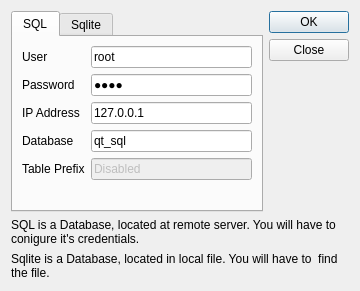
This is accounting_sql/dialog_selectdb.ui in streamx3/ltr-acc as Qt 5 draws it before an edit. The edited form follows.
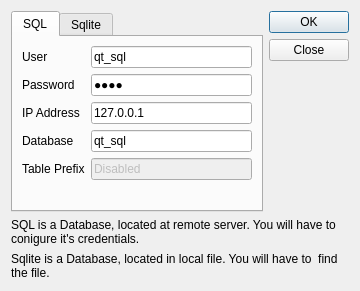
This is the edited form. Icons and pictures are not drawn.

Commit message: * Corrcted exit logic

What changed in the file:
```diff
--- a/accounting_sql/dialog_selectdb.ui
+++ b/accounting_sql/dialog_selectdb.ui
@@ -70,7 +70,7 @@
          <item row="0" column="1">
           <widget class="QLineEdit" name="lineEdit_user">
            <property name="text">
-            <string>root</string>
+            <string>qt_sql</string>
            </property>
           </widget>
          </item>
```
The commit also changes 2 other files.
